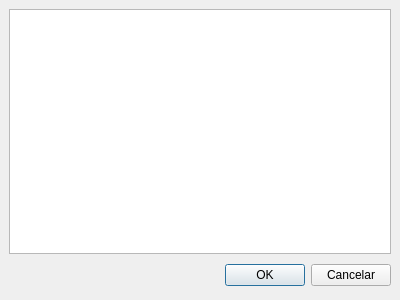
This is rs/src/ui/frusers.ui in xvjau/Reserva-de-Salas as Qt 5 draws it before an edit. The edited form follows.
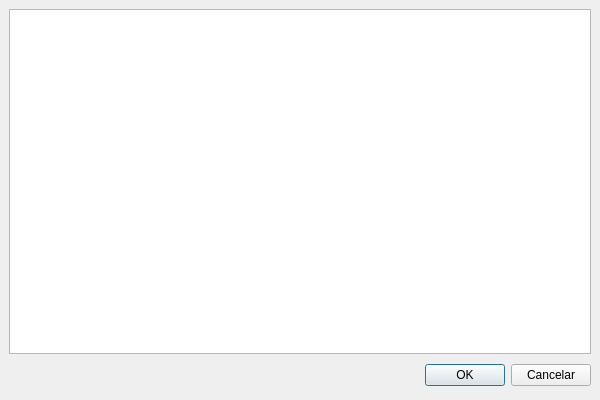
This is the edited form. Icons and pictures are not drawn.

Commit message: Resized window

```diff
--- a/rs/src/ui/frusers.ui
+++ b/rs/src/ui/frusers.ui
@@ -8,8 +8,8 @@
    <rect>
     <x>0</x>
     <y>0</y>
-    <width>400</width>
-    <height>300</height>
+    <width>600</width>
+    <height>400</height>
    </rect>
   </property>
   <property name="windowTitle" >
```
Left out of the diff: 4 changed lines with no effect on the pictures.
